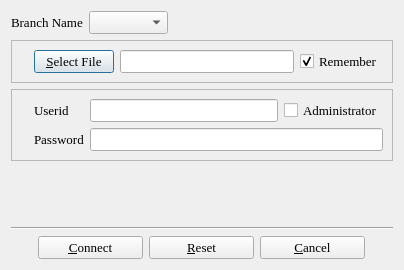
Qt form branch_s.ui (textbrowser/biblioteq) before a commit.
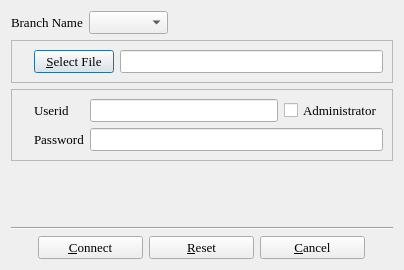
The same form after that commit. Icons and pictures are not drawn.

```diff
--- a/branch_s.ui
+++ b/branch_s.ui
@@ -93,16 +93,6 @@
         </property>
        </widget>
       </item>
-      <item>
-       <widget class="QCheckBox" name="remember" >
-        <property name="text" >
-         <string>Remember</string>
-        </property>
-        <property name="checked" >
-         <bool>true</bool>
-        </property>
-       </widget>
-      </item>
      </layout>
     </widget>
    </item>
```
Left out of the diff: 1 changed line with no effect on the pictures.
